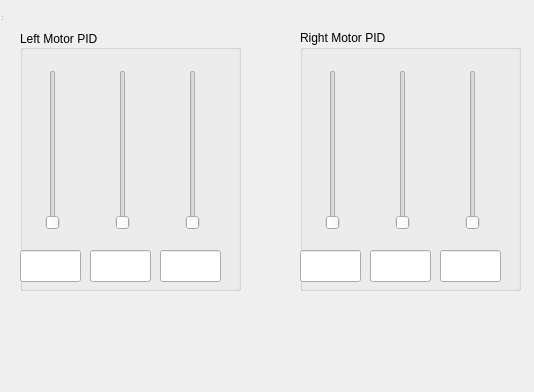
The window that controlsdialog.ui (salvato/Buggy) describes before a commit, drawn with Qt 5.
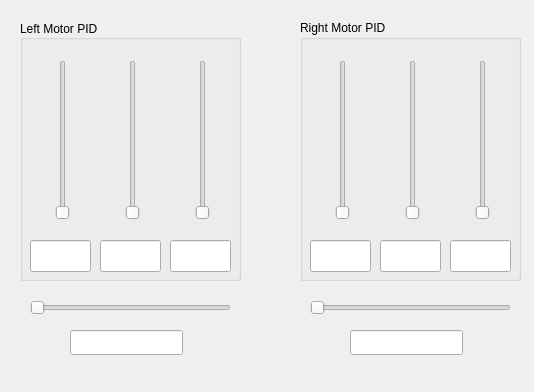
The same window after the commit.

Patch:
```diff
--- a/controlsdialog.ui
+++ b/controlsdialog.ui
@@ -10,23 +10,52 @@
     <height>392</height>
    </rect>
   </property>
+  <property name="minimumSize">
+   <size>
+    <width>534</width>
+    <height>392</height>
+   </size>
+  </property>
+  <property name="maximumSize">
+   <size>
+    <width>534</width>
+    <height>392</height>
+   </size>
+  </property>
   <property name="windowTitle">
    <string>Controls Dialog</string>
   </property>
-  <widget class="QWidget" name="centralWidget" native="true">
+  <widget class="QSlider" name="LSpeedSlider">
    <property name="geometry">
     <rect>
-     <x>0</x>
-     <y>0</y>
-     <width>541</width>
-     <height>380</height>
+     <x>30</x>
+     <y>300</y>
+     <width>201</width>
+     <height>16</height>
     </rect>
    </property>
+   <property name="orientation">
+    <enum>Qt::Horizontal</enum>
+   </property>
+  </widget>
+  <widget class="QSlider" name="RSpeedSlider">
+   <property name="geometry">
+    <rect>
+     <x>310</x>
+     <y>300</y>
+     <width>201</width>
+     <height>16</height>
+    </rect>
+   </property>
+   <property name="orientation">
+    <enum>Qt::Horizontal</enum>
+   </property>
+  </widget>
    <widget class="QGroupBox" name="LeftMotorPID">
     <property name="geometry">
      <rect>
       <x>20</x>
-      <y>30</y>
+     <y>20</y>
       <width>221</width>
       <height>261</height>
      </rect>
@@ -40,7 +69,7 @@
     <widget class="QLineEdit" name="LDedit">
      <property name="geometry">
       <rect>
-       <x>140</x>
+      <x>150</x>
        <y>220</y>
        <width>61</width>
        <height>32</height>
@@ -56,7 +85,7 @@
     <widget class="QSlider" name="LIslider">
      <property name="geometry">
       <rect>
-       <x>90</x>
+      <x>100</x>
        <y>40</y>
        <width>26</width>
        <height>160</height>
@@ -69,7 +98,7 @@
     <widget class="QSlider" name="LPslider">
      <property name="geometry">
       <rect>
-       <x>20</x>
+      <x>30</x>
        <y>40</y>
        <width>26</width>
        <height>160</height>
@@ -82,7 +111,7 @@
     <widget class="QSlider" name="LDslider">
      <property name="geometry">
       <rect>
-       <x>160</x>
+      <x>170</x>
        <y>40</y>
        <width>26</width>
        <height>160</height>
@@ -95,7 +124,7 @@
     <widget class="QLineEdit" name="LIedit">
      <property name="geometry">
       <rect>
-       <x>70</x>
+      <x>80</x>
        <y>220</y>
        <width>61</width>
        <height>32</height>
@@ -111,7 +140,7 @@
     <widget class="QLineEdit" name="LPedit">
      <property name="geometry">
       <rect>
-       <x>0</x>
+      <x>10</x>
        <y>220</y>
        <width>61</width>
        <height>32</height>
@@ -125,11 +154,31 @@
      </property>
     </widget>
    </widget>
+  <widget class="QLineEdit" name="LSpeedEdit">
+   <property name="geometry">
+    <rect>
+     <x>70</x>
+     <y>330</y>
+     <width>113</width>
+     <height>25</height>
+    </rect>
+   </property>
+  </widget>
+  <widget class="QLineEdit" name="RSpeedEdit">
+   <property name="geometry">
+    <rect>
+     <x>350</x>
+     <y>330</y>
+     <width>113</width>
+     <height>25</height>
+    </rect>
+   </property>
+  </widget>
    <widget class="QGroupBox" name="RightMotor">
     <property name="geometry">
      <rect>
       <x>300</x>
-      <y>30</y>
+     <y>20</y>
       <width>221</width>
       <height>261</height>
      </rect>
@@ -140,7 +189,7 @@
     <widget class="QLineEdit" name="RIedit">
      <property name="geometry">
       <rect>
-       <x>70</x>
+      <x>80</x>
        <y>220</y>
        <width>61</width>
        <height>32</height>
@@ -156,7 +205,7 @@
     <widget class="QLineEdit" name="RPedit">
      <property name="geometry">
       <rect>
-       <x>0</x>
+      <x>10</x>
        <y>220</y>
        <width>61</width>
        <height>32</height>
@@ -172,7 +221,7 @@
     <widget class="QSlider" name="RPslider">
      <property name="geometry">
       <rect>
-       <x>20</x>
+      <x>30</x>
        <y>40</y>
        <width>26</width>
        <height>160</height>
@@ -185,7 +234,7 @@
     <widget class="QLineEdit" name="RDedit">
      <property name="geometry">
       <rect>
-       <x>140</x>
+      <x>150</x>
        <y>220</y>
        <width>61</width>
        <height>32</height>
@@ -201,7 +250,7 @@
     <widget class="QSlider" name="RIslider">
      <property name="geometry">
       <rect>
-       <x>90</x>
+      <x>100</x>
        <y>40</y>
        <width>26</width>
        <height>160</height>
@@ -214,7 +263,7 @@
     <widget class="QSlider" name="RDslider">
      <property name="geometry">
       <rect>
-       <x>160</x>
+      <x>170</x>
        <y>40</y>
        <width>26</width>
        <height>160</height>
@@ -224,17 +273,6 @@
       <enum>Qt::Vertical</enum>
      </property>
     </widget>
-   </widget>
-  </widget>
-  <widget class="QStatusBar" name="statusBar">
-   <property name="geometry">
-    <rect>
-     <x>0</x>
-     <y>0</y>
-     <width>3</width>
-     <height>22</height>
-    </rect>
-   </property>
   </widget>
  </widget>
  <layoutdefault spacing="6" margin="11"/>
```
Lines whose indentation alone changed are shown as unchanged.
